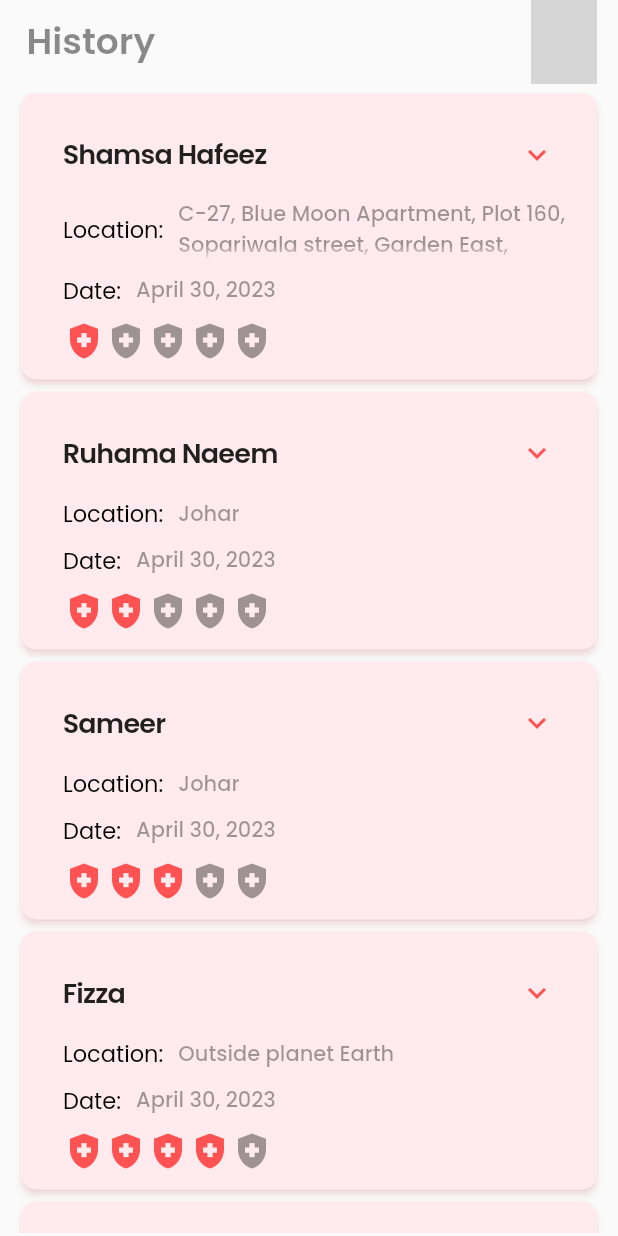
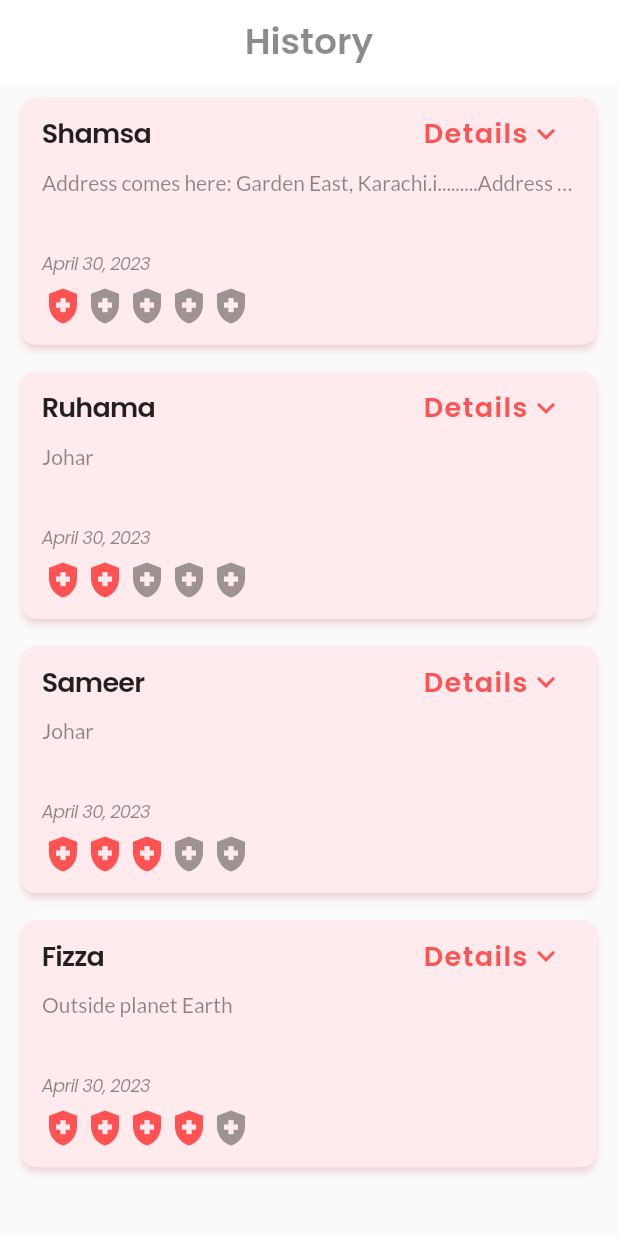
Before and after one commit to Fizza-Rubab/PLSP, a Flutter app: the LifesaverHistory screen opened directly, on a phone screen of 412 x 824 dp. Run offline on Flutter 3.47's test engine with Material 2 defaults, Android fonts, the phone set to English and light mode, and no system bars; drawn by our look-alikes of flutter_rating_bar; our stand-ins replace awesome_dialog, awesome_notifications, firebase_core, geolocator, google_fonts, google_maps_flutter and 4 more; missing offline and left inert: awesome_notifications_fcm, flutter_polyline_points; accounts and stored records are empty; generated files the repository leaves out were written again; grey boxes are pictures that could not be loaded.

Commit message:
deleted annoying file

```diff
--- a/lib/Lifesaver/lifesaver_history.dart
+++ b/lib/Lifesaver/lifesaver_history.dart
@@ -1,107 +1,52 @@
-import 'package:flutter/src/widgets/container.dart';
-import 'package:flutter/src/widgets/framework.dart';
 import 'package:flutter/material.dart';
-import 'package:flutter/rendering.dart';
 import 'package:flutter_rating_bar/flutter_rating_bar.dart';
 import 'package:google_fonts/google_fonts.dart';
 import 'package:intl/intl.dart';
-import 'appbar.dart';
+
 import '../constants.dart';
-import "package:flutter_gen/gen_l10n/app_localizations.dart";
-
-const space_between_rows = 8.0;
-
-Row DetailsAdded(String title, String content) {
-  return Row(
-    children: [
-      Text(
-        title,
-        style: GoogleFonts.poppins(
-            fontSize: 15, letterSpacing: 0, color: Colors.black),
-      ),
-      SizedBox(
-        width: 10,
-      ),
-      Flexible(
-        child: Text(
-          content,
-          maxLines: 2,
-          overflow: TextOverflow.fade,
-          style: generalfontStyle,
-        ),
-      ),
-    ],
-  );
-}
 
 class LifesaverHistory extends StatefulWidget {
-  const LifesaverHistory({Key? key}) : super(key: key);
+  const LifesaverHistory({super.key});
 
   @override
-  _LifesaverHistoryState createState() => _LifesaverHistoryState();
+  State<LifesaverHistory> createState() => _LifesaverHistoryState();
 }
 
 class _LifesaverHistoryState extends State<LifesaverHistory> {
-  List names = [
-    "Shamsa Hafeez",
-    "Ruhama Naeem",
-    "Sameer",
-    "Fizza",
-    "Iqra",
-    "Haania"
-  ];
-  List dest_address = [
-    "C-27, Blue Moon Apartment, Plot 160, Sopariwala street, Garden East, Karachi",
+  List names = ["Shamsa", "Ruhama", "Sameer", "Fizza"];
+  List details = [
+    "Address comes here: Garden East, Karachi.i.........Address comes here: Garden East, Karachi.i.........",
     "Johar",
     "Johar",
-    "Outside planet Earth",
-    "This is some new address",
-    "This is also an address"
+    "Outside planet Earth"
   ];
+  List rating = [1.0, 2.0, 3.0, 4.0];
 
-  List source_address = [
-    "The source location to be added here ",
-    "ABC........",
-    "EFG",
-    "Lorem Opsem....",
-    "ABC........",
-    "EFG",
-  ];
-  List condition = [
-    "Heart Attack",
-    "Burns",
-    "Trauma",
-    "Heart Attack",
-    "Burns",
-    "Trauma"
-  ];
-  List intervention = ["CPR", "CPR", "CPR", "CPR", "CPR", "CPR"];
-  List date_time = [
-    DateFormat.yMMMMd().format(DateTime.now()),
-    DateFormat.yMMMMd().format(DateTime.now()),
-    DateFormat.yMMMMd().format(DateTime.now()),
-    DateFormat.yMMMMd().format(DateTime.now()),
-    DateFormat.yMMMMd().format(DateTime.now()),
-    DateFormat.yMMMMd().format(DateTime.now()),
-  ];
-
-  List rating = [1.0, 2.0, 3.0, 4.0, 1.0, 2.0];
-  bool _customTileExpanded = false;
+  List date_time = [DateFormat.yMMMMd().format(DateTime.now()), DateFormat.yMMMMd().format(DateTime.now()),DateFormat.yMMMMd().format(DateTime.now()),DateFormat.yMMMMd().format(DateTime.now()),];
   @override
   Widget build(BuildContext context) {
     return Scaffold(
-      appBar: MyAppBar(" ", "History"),
-      body: Padding(
-        padding: const EdgeInsets.symmetric(vertical: 2.0, horizontal: 10.0),
-        child: Center(
-          child: Column(
-            mainAxisAlignment: MainAxisAlignment.center,
-            children: [
-              Expanded(
-                child: ListView.builder(
-                    itemCount: 6,
-                    itemBuilder: (context, index) {
-                      return Card(
+      appBar: AppBar(
+        centerTitle: true,
+        backgroundColor: Colors.white,
+        automaticallyImplyLeading: false,
+        elevation: 0,
+        foregroundColor: Colors.black54,
+        title: Text("History",
+            style: GoogleFonts.poppins(
+              fontSize: 24,
+              fontWeight: FontWeight.w600,
+              letterSpacing: 0,
+              color: Colors.black45,
+            )),
+      ),
+      body: ListView.builder(
+        itemCount: 4,
+        shrinkWrap: true,
+        itemBuilder: (BuildContext context, int index) => Container(
+          width: MediaQuery.of(context).size.width,
+          padding: const EdgeInsets.symmetric(horizontal: 10.0, vertical: 5.0),
+          child: Card(
             elevation: 2.0,
             color: Colors.red.shade50,
             shadowColor: Colors.redAccent.withOpacity(0.3),
@@ -109,75 +54,95 @@ class _LifesaverHistoryState extends State<LifesaverHistory> {
               borderRadius: BorderRadius.circular(10.0),
             ),
             child: Container(
-                          child: Padding(
-                            padding: const EdgeInsets.all(12.0),
+              width: MediaQuery.of(context).size.width,
+              height: MediaQuery.of(context).size.height / 5,
+              padding: const EdgeInsets.only(left: 14.0, right: 14.0, bottom: 12.0),
+              // child: Row(
+              //   mainAxisAlignment: MainAxisAlignment.start,
+              //   crossAxisAlignment: CrossAxisAlignment.start,
+              //   children: [
+              //     Expanded(
+              child: Expanded(
                 child: Column(
                   crossAxisAlignment: CrossAxisAlignment.start,
                   children: [
-                                ExpansionTile(
-                                   trailing: Icon(
-                                    _customTileExpanded
-                                        ? Icons.keyboard_arrow_up
-                                        : Icons.keyboard_arrow_down, color: PrimaryColor,
+                    Row(
+                      crossAxisAlignment: CrossAxisAlignment.center,
+                      children: [
+                        Text(
+                          names[index],
+                          style: GoogleFonts.poppins(fontWeight: FontWeight.w600, letterSpacing: -0.5, fontSize: 18.0, color: Colors.black87),
                         ),
-
-                                  title: Text(
-                                    names[index],
-                                    style: GoogleFonts.poppins(
-                                        fontWeight: FontWeight.w600,
-                                        letterSpacing: -0.5,
-                                        fontSize: 18.0,
-                                        color: Colors.black87),
+                        const Spacer(),
+                        TextButton(
+                            // icon: Icon(Icons.chevron_right),
+                            onPressed: () {},
+                            child: Row(children: [
+                              Text(
+                                "Details",
+                                style: GoogleFonts.poppins(fontSize: 18, fontWeight: FontWeight.w600, letterSpacing: 1.0, color: PrimaryColor),
                               ),
-                                  children: [
-                                    Container(
-                                      height: 120,
-                                      child: Padding(
-                                        padding: EdgeInsets.only(left: 16.0),
-                                        child: Column(
-                                          children: [
-                                            DetailsAdded(
-                                                "Condition:", condition[index]),
-                                            SizedBox(
-                                              height: space_between_rows,
-                                            ),
-                                            DetailsAdded("Intervention:",
-                                                intervention[index]),
-                                            SizedBox(
-                                              height: space_between_rows,
-                                            ),
-                                            DetailsAdded(
-                                                "From:", source_address[index]),
+                              const Icon(
+                                Icons.expand_more,
+                                color: PrimaryColor,
+                              )
+                            ])),
+                        // Container(
+                        //     alignment: Alignment.topRight,
+                        //     padding: const EdgeInsets.symmetric(
+                        //         horizontal: 5.0, vertical: 5.0),
+                        //     child: TextButton(
+                        //       onPressed: () {},
+                        //       style: ElevatedButton.styleFrom(
+                        //         // side: const BorderSide(
+                        //         //   width: 2.0,
+                        //         //   // color: Colors.redAccent,
+                        //         // ),
+                        //         // primary: Colors.white,
+                        //         shape: RoundedRectangleBorder(
+                        //           borderRadius: BorderRadius.circular(20.0),
+                        //         ),
+                        //       ),
+                        //       child: const Text(
+                        //         "Details",
+                        //         style: TextStyle(
+                        //           color: Colors.redAccent,
+                        //           fontWeight: FontWeight.bold,
+                        //         ),
+                        //       ),
+                        //     ),
+                        //   ),
                       ],
                     ),
+                    Text(
+                      details[index],
+                      maxLines: 1,
+                      overflow: TextOverflow.ellipsis,
+                      style: GoogleFonts.lato(
+                        letterSpacing: 0,
+                        color: Colors.black45,
+                        fontSize: 14.0,
                       ),
                     ),
-                                  ],
-                                  onExpansionChanged: (bool expanded) {
-                                    setState(
-                                        () => _customTileExpanded = expanded);
-                                  },
+                    const Spacer(),
+                    Text(
+                      date_time[index],
+                      style: const TextStyle(
+                        fontStyle: FontStyle.italic,
+                        letterSpacing: -0.5,
+                        fontFamily: 'Poppins',
+                        color: Colors.black45,
+                        fontSize: 12.0,
                       ),
-                                Padding(
-                                  padding: const EdgeInsets.only(left: 16),
-                                  child: DetailsAdded(
-                                      "Location:", dest_address[index]),
                     ),
-                                Padding(
-                                  padding: const EdgeInsets.only(
-                                      left: 16.0,
-                                      top: space_between_rows,
-                                      bottom: space_between_rows),
-                                  child:
-                                      DetailsAdded("Date:", date_time[index]),
+                    const SizedBox(
+                      height: 5.0,
                     ),
-                                Padding(
-                                  padding: const EdgeInsets.only(left: 16.0),
-                                  child: RatingBar.builder(
+                    RatingBar.builder(
                       ignoreGestures: true,
                       initialRating: rating[index],
                       minRating: 1,
-                                    glow: false,
+                      glow:false,
                       direction: Axis.horizontal,
                       allowHalfRating: true,
                       itemCount: 5,
@@ -190,15 +155,10 @@ class _LifesaverHistoryState extends State<LifesaverHistory> {
                         // print(rating);
                       },
                     ),
-                                ),
                   ],
                 ),
               ),
             ),
-                      );
-                    }),
-              ),
-            ],
           ),
         ),
       ),
```
Lines whose indentation alone changed are shown as unchanged.
